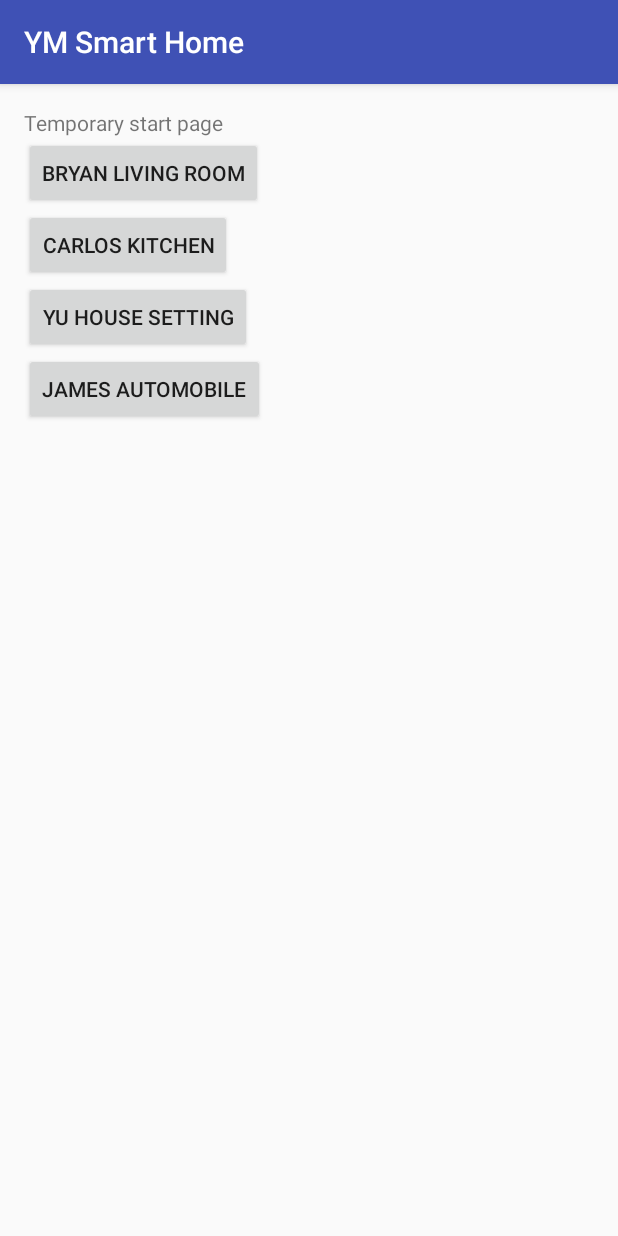
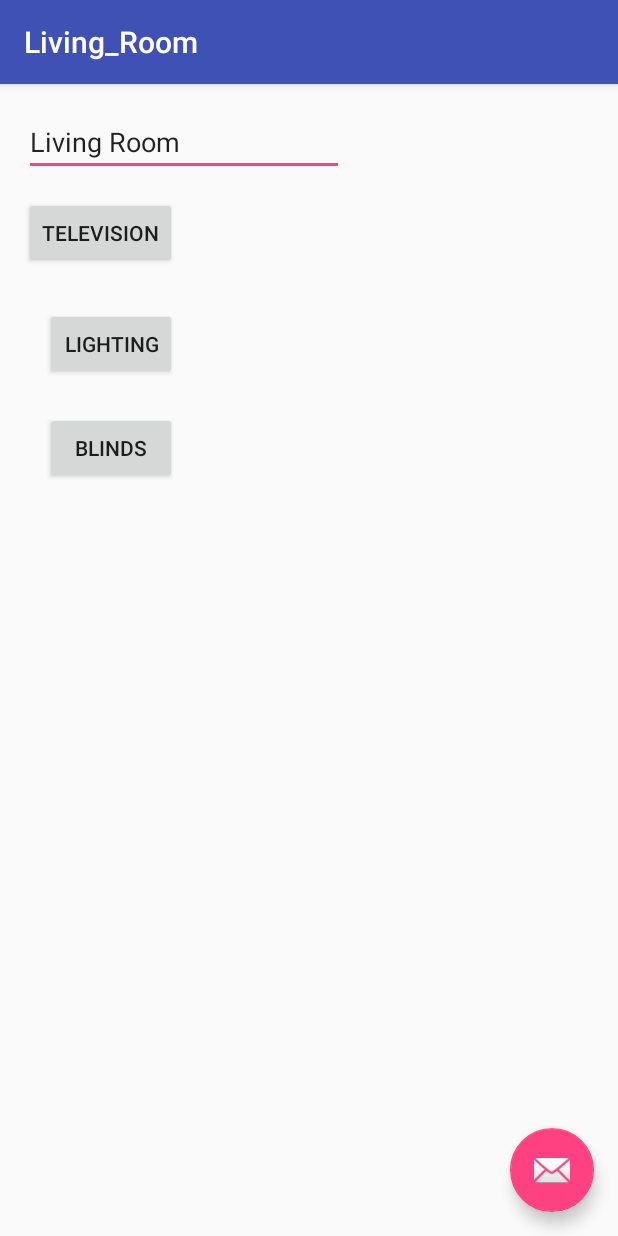
Before and after one commit to CST2335AndroidTeam/Team, an Android app: the screen it shows after launch (MainActivity before the commit, Living_Room after it), after a tap on "BRYAN LIVING ROOM", on a phone screen of 412 x 824 dp. Run offline under Robolectric (Android 15) with nearby library versions, the phone set to English and light mode, and no system bars.

Commit message:
bryan milestone 1

```diff
--- a/app/src/main/AndroidManifest.xml
+++ b/app/src/main/AndroidManifest.xml
@@ -19,7 +19,7 @@
         <activity
             android:name=".MainMenuActivity"
             android:label="@string/app_name"
-            android:theme="@style/AppTheme.NoActionBar"></activity>
+            android:theme="@style/AppTheme.NoActionBar" />
         <activity android:name=".MainActivity">
             <intent-filter>
                 <action android:name="android.intent.action.MAIN" />
@@ -37,6 +37,10 @@
         <activity
             android:name=".HouseTemp"
             android:label="@string/title_activity_house_temp"
+            android:theme="@style/AppTheme.NoActionBar" />
+        <activity
+            android:name=".Living_Room"
+            android:label="@string/title_activity_living__room"
             android:theme="@style/AppTheme.NoActionBar"></activity>
     </application>
 
--- /dev/null
+++ b/app/src/main/java/com/example/yu/team_project_1/Living_Room.java
@@ -0,0 +1,29 @@
+package com.example.yu.team_project_1;
+
+import android.os.Bundle;
+import android.support.design.widget.FloatingActionButton;
+import android.support.design.widget.Snackbar;
+import android.support.v7.app.AppCompatActivity;
+import android.support.v7.widget.Toolbar;
+import android.view.View;
+
+public class Living_Room extends AppCompatActivity {
+
+    @Override
+    protected void onCreate(Bundle savedInstanceState) {
+        super.onCreate(savedInstanceState);
+        setContentView(R.layout.activity_living__room);
+        Toolbar toolbar = (Toolbar) findViewById(R.id.toolbar);
+        setSupportActionBar(toolbar);
+
+        FloatingActionButton fab = (FloatingActionButton) findViewById(R.id.fab);
+        fab.setOnClickListener(new View.OnClickListener() {
+            @Override
+            public void onClick(View view) {
+                Snackbar.make(view, "Replace with your own action", Snackbar.LENGTH_LONG)
+                        .setAction("Action", null).show();
+            }
+        });
+    }
+
+}
--- a/app/src/main/java/com/example/yu/team_project_1/MainActivity.java
+++ b/app/src/main/java/com/example/yu/team_project_1/MainActivity.java
@@ -22,8 +22,7 @@ public class MainActivity extends AppCompatActivity {
         livingRoomButton.setOnClickListener(new View.OnClickListener() {
             @Override
             public void onClick(View v) {
-                //TODO
-                //start living room acitivty
+                startActivity(new Intent(MainActivity.this, Living_Room.class));
             }
         });
         kitchenButton= (Button) findViewById(R.id.kitchen_button);
--- /dev/null
+++ b/app/src/main/res/layout/activity_living__room.xml
@@ -0,0 +1,34 @@
+<?xml version="1.0" encoding="utf-8"?>
+<android.support.design.widget.CoordinatorLayout xmlns:android="http://schemas.android.com/apk/res/android"
+    xmlns:app="http://schemas.android.com/apk/res-auto"
+    xmlns:tools="http://schemas.android.com/tools"
+    android:layout_width="match_parent"
+    android:layout_height="match_parent"
+    android:fitsSystemWindows="true"
+    tools:context="com.example.yu.team_project_1.Living_Room">
+
+    <android.support.design.widget.AppBarLayout
+        android:layout_width="match_parent"
+        android:layout_height="wrap_content"
+        android:theme="@style/AppTheme.AppBarOverlay">
+
+        <android.support.v7.widget.Toolbar
+            android:id="@+id/toolbar"
+            android:layout_width="match_parent"
+            android:layout_height="?attr/actionBarSize"
+            android:background="?attr/colorPrimary"
+            app:popupTheme="@style/AppTheme.PopupOverlay" />
+
+    </android.support.design.widget.AppBarLayout>
+
+    <include layout="@layout/content_living__room" />
+
+    <android.support.design.widget.FloatingActionButton
+        android:id="@+id/fab"
+        android:layout_width="wrap_content"
+        android:layout_height="wrap_content"
+        android:layout_gravity="bottom|end"
+        android:layout_margin="@dimen/fab_margin"
+        app:srcCompat="@android:drawable/ic_dialog_email" />
+
+</android.support.design.widget.CoordinatorLayout>
--- /dev/null
+++ b/app/src/main/res/layout/content_living__room.xml
@@ -0,0 +1,52 @@
+<?xml version="1.0" encoding="utf-8"?>
+<RelativeLayout xmlns:android="http://schemas.android.com/apk/res/android"
+    xmlns:app="http://schemas.android.com/apk/res-auto"
+    xmlns:tools="http://schemas.android.com/tools"
+    android:id="@+id/content_living__room"
+    android:layout_width="match_parent"
+    android:layout_height="match_parent"
+    android:paddingBottom="@dimen/activity_vertical_margin"
+    android:paddingLeft="@dimen/activity_horizontal_margin"
+    android:paddingRight="@dimen/activity_horizontal_margin"
+    android:paddingTop="@dimen/activity_vertical_margin"
+    app:layout_behavior="@string/appbar_scrolling_view_behavior"
+    tools:context="com.example.yu.team_project_1.Living_Room"
+    tools:showIn="@layout/activity_living__room">
+
+    <EditText
+        android:layout_width="wrap_content"
+        android:layout_height="wrap_content"
+        android:inputType="textPersonName"
+        android:text="Living Room"
+        android:ems="10"
+        android:layout_alignParentTop="true"
+        android:layout_alignParentStart="true"
+        android:id="@+id/editText" />
+
+    <Button
+        android:text="Television"
+        android:layout_width="wrap_content"
+        android:layout_height="wrap_content"
+        android:layout_below="@+id/editText"
+        android:layout_alignParentStart="true"
+        android:layout_marginTop="14dp"
+        android:id="@+id/button2" />
+
+    <Button
+        android:text="Lighting"
+        android:layout_width="wrap_content"
+        android:layout_height="wrap_content"
+        android:layout_below="@+id/button2"
+        android:layout_alignEnd="@+id/button2"
+        android:layout_marginTop="26dp"
+        android:id="@+id/button3" />
+
+    <Button
+        android:text="Blinds"
+        android:layout_width="wrap_content"
+        android:layout_height="wrap_content"
+        android:layout_below="@+id/button3"
+        android:layout_alignStart="@+id/button3"
+        android:layout_marginTop="21dp"
+        android:id="@+id/button4" />
+</RelativeLayout>
--- a/app/src/main/res/values/strings.xml
+++ b/app/src/main/res/values/strings.xml
@@ -24,6 +24,7 @@
     <string name="setTemp">Set House Temperature</string>
     <string name="temp_display">0</string>
     <string name="textDefault">Selected Number Display here</string>
+    <string name="title_activity_living__room">Living_Room</string>
 
 
 </resources>
```
